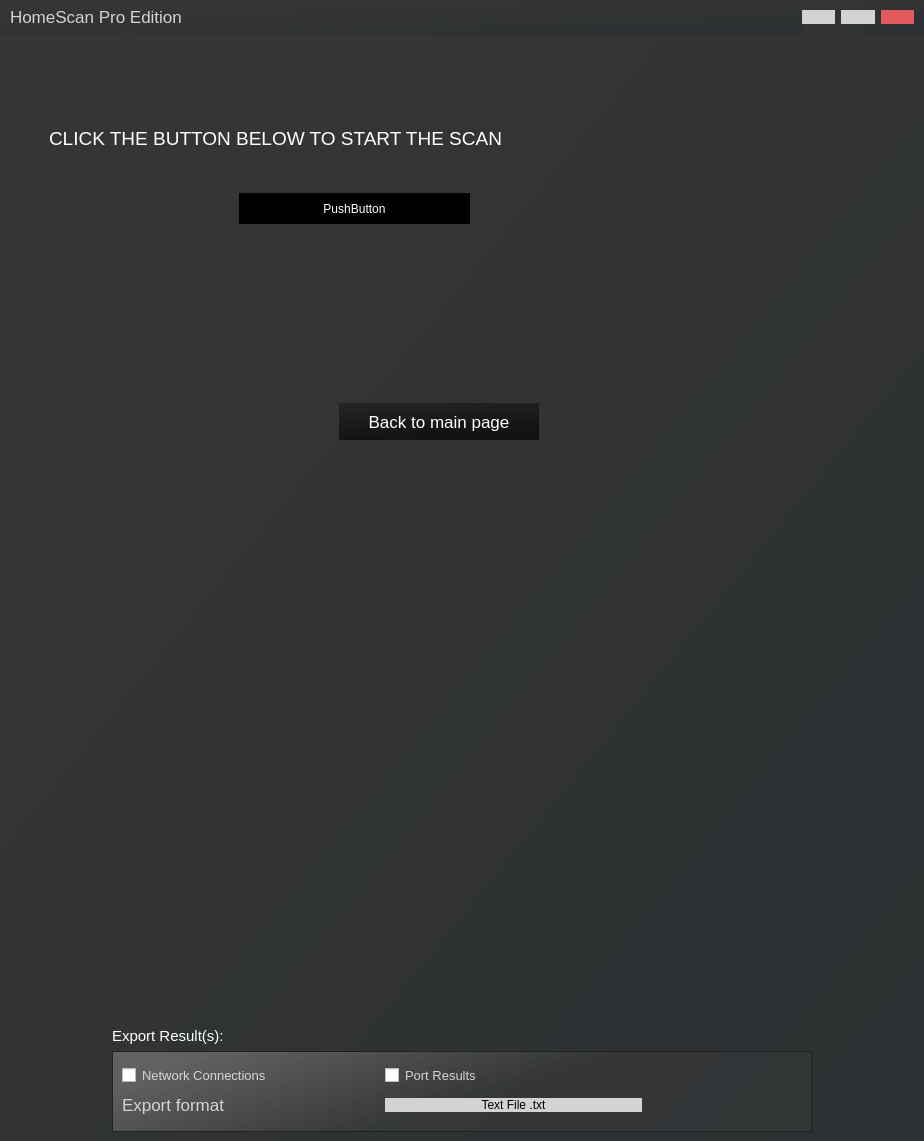
Old version of the form router/scan.ui in the repository hunterjreid/HomeScan.
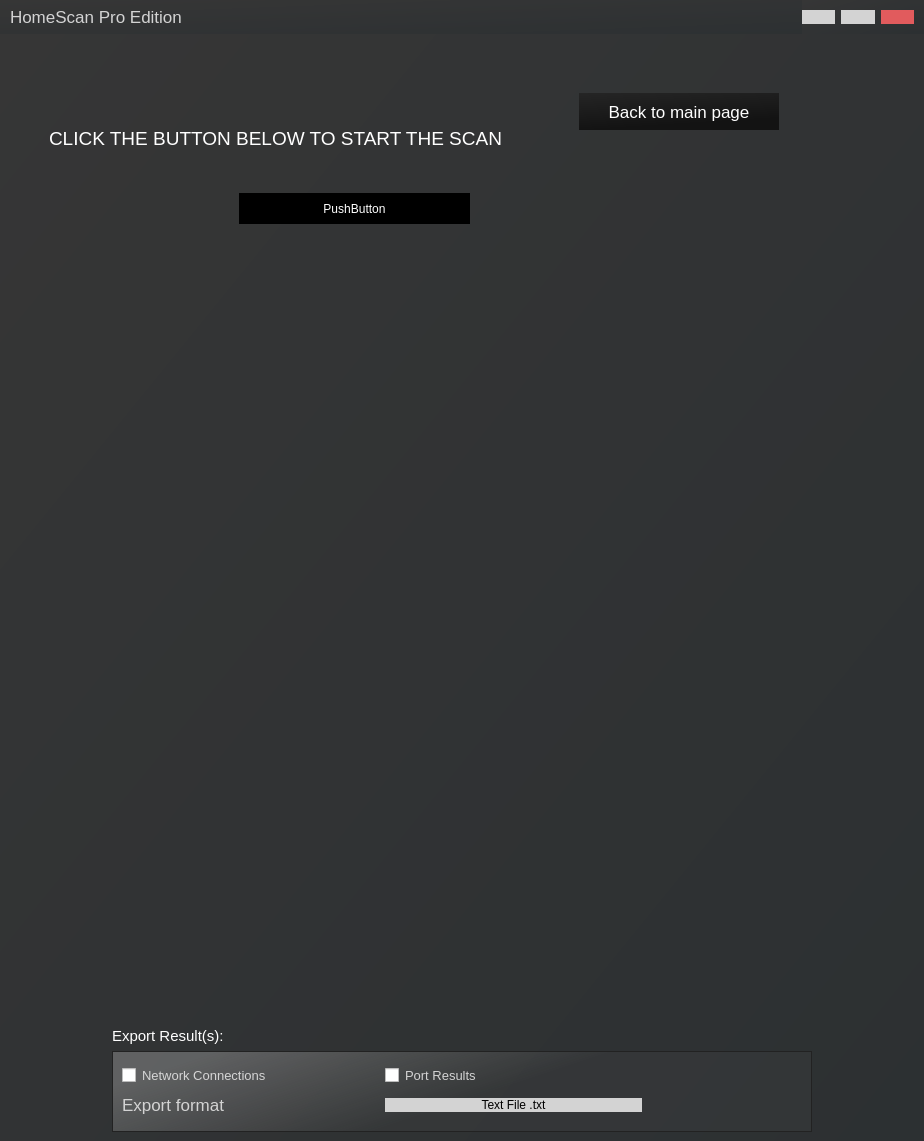
New version of the form. Icons and pictures are not drawn.

What changed in the file:
```diff
--- a/router/scan.ui
+++ b/router/scan.ui
@@ -265,8 +265,8 @@
             <widget class="QPushButton" name="pushButton_4">
              <property name="geometry">
               <rect>
-               <x>330</x>
-               <y>360</y>
+               <x>570</x>
+               <y>50</y>
                <width>200</width>
                <height>37</height>
               </rect>
```
